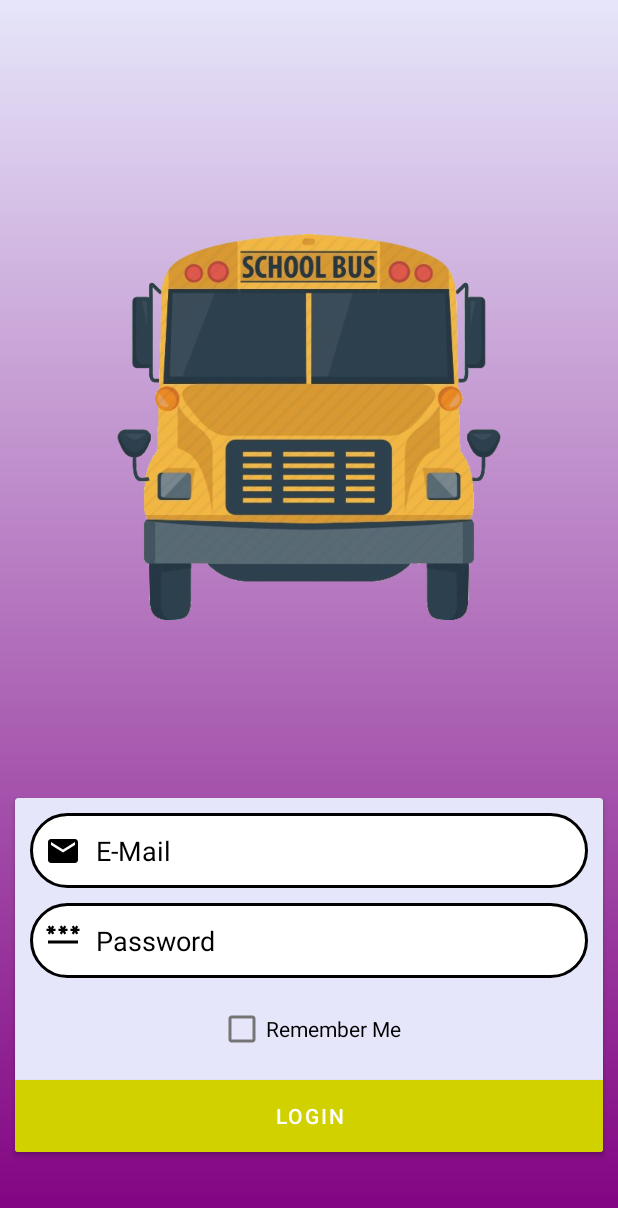
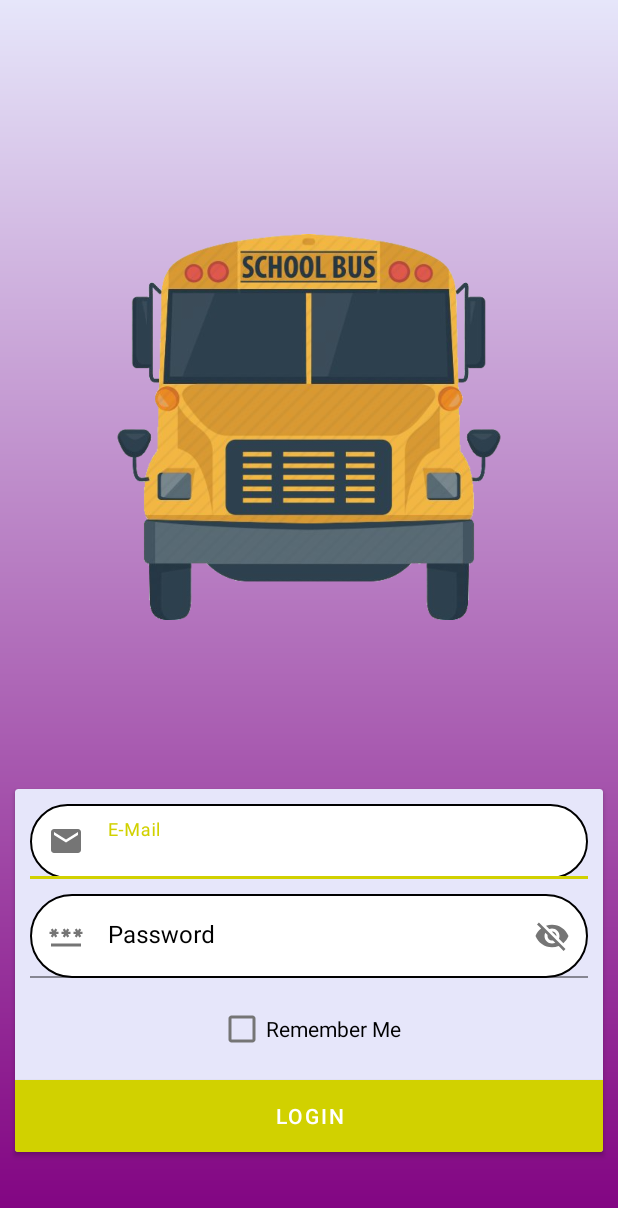
Before and after one commit to ahmetKeskiinn/service-app, an Android app: the layout fragment_login.xml on its own in the app's theme, with its tools: preview values and no code run, on a phone screen of 412 x 824 dp. Shown: the top 1208 px of the screen. Run offline under Robolectric (Android 15) with nearby library versions, the phone set to English and light mode, and no system bars.

Commit message:
Edittexts changed google material component

```diff
--- a/app/build.gradle
+++ b/app/build.gradle
@@ -77,9 +77,10 @@ dependencies {
 
     //room
     implementation "androidx.room:room-runtime:$room_version"
+
     //kapt "androidx.room:room-compiler:$room_version"
     implementation "androidx.room:room-ktx:2.2.5"
-
+    //navigation
     implementation 'androidx.navigation:navigation-fragment-ktx:2.3.5'
     implementation 'androidx.navigation:navigation-ui-ktx:2.3.5'
 
@@ -87,10 +88,15 @@ dependencies {
     def lottieVersion = "3.4.0"
     implementation "com.airbnb.android:lottie:$lottieVersion"
 
+    //location
     implementation "com.karumi:dexter:5.0.0"
     implementation 'com.google.android.gms:play-services-location:15.0.1'
 
+    //google location service
     implementation 'com.google.android.gms:play-services-maps:17.0.1'
     implementation 'com.google.android.gms:play-services-location:18.0.0'
     implementation 'com.google.android.gms:play-services-maps:17.0.1'
+
+    //google material
+    implementation 'com.google.android.material:material:1.4.0'
 }
--- a/app/src/main/java/example/com/serviceapp/ui/login/LoginFragment.kt
+++ b/app/src/main/java/example/com/serviceapp/ui/login/LoginFragment.kt
@@ -1,7 +1,6 @@
 package example.com.serviceapp.ui.login
 
 import android.os.Bundle
-import android.util.Log
 import android.view.LayoutInflater
 import android.view.View
 import android.view.ViewGroup
@@ -63,16 +62,15 @@ class LoginFragment : Fragment() {
             if (binding.rememberMe.isChecked) {
                 loginViewModel.saveInfos(binding.id.text.toString(), binding.pw.text.toString())
             }
-            firebaseAuth()
         }
     }
     private fun detectMail() {
-
         binding.pw.setOnClickListener {
             wrongMail()
         }
         binding.sign.setOnClickListener {
             wrongMail()
+            firebaseAuth()
         }
         binding.rememberMe.setOnClickListener {
             wrongMail()
@@ -80,10 +78,8 @@ class LoginFragment : Fragment() {
     }
     private fun wrongMail() {
         if (!binding.id.text.toString().contains("@")) {
-            Log.d("TAG", "wrongMail:111 ")
             binding.id.setBackgroundResource(R.drawable.send_wrong_text)
         } else {
-            Log.d("TAG", "wrongMail: ")
             binding.id.setBackgroundResource(R.drawable.send_text_corner)
         }
     }
@@ -97,7 +93,6 @@ class LoginFragment : Fragment() {
             Observer
             {
                 if (it) {
-                    Log.d("TAG", "firebaseAuth: " + it)
                     getStatus()
                 } else {
                     Toast.makeText(context, R.string.invalidateAuthetication, Toast.LENGTH_SHORT).show()
@@ -111,7 +106,6 @@ class LoginFragment : Fragment() {
             viewLifecycleOwner,
             Observer
             {
-                Log.d("TAG", "getStatus: " + it)
                 if (it.equals(family)) {
                     Navigation.findNavController(binding.root).navigate(R.id.action_loginFragment_to_mapFragment)
                 } else if (it.equals(service)) {
--- a/app/src/main/res/layout/fragment_login.xml
+++ b/app/src/main/res/layout/fragment_login.xml
@@ -33,50 +33,41 @@
         <androidx.constraintlayout.widget.ConstraintLayout
             android:layout_width="match_parent"
             android:layout_height="wrap_content">
-
-            <EditText
-                android:id="@+id/id"
+            <com.google.android.material.textfield.TextInputLayout
+                android:id="@+id/idLayout"
                 android:layout_width="match_parent"
+                tools:layout_editor_absoluteX="141dp"
+                tools:layout_editor_absoluteY="118dp"
+                android:inputType="textPersonName"
+                app:startIconDrawable="@drawable/ic_email_login"
+                android:textColorHint="@color/black"
                 android:layout_height="50dp"
                 android:layout_marginTop="10dp"
                 android:layout_marginStart="10dp"
                 android:layout_marginEnd="10dp"
-                android:background="@drawable/login_edittext_corner"
-                android:paddingStart="44dp"
-                android:ems="10"
-                android:hint="@string/email"
-                android:inputType="textPersonName"
-                android:textColorHint="@color/black"
                 app:layout_constraintEnd_toEndOf="parent"
                 app:layout_constraintStart_toStartOf="parent"
-                app:layout_constraintTop_toTopOf="parent" />
+                app:layout_constraintTop_toTopOf="parent">
 
-            <EditText
-                android:id="@+id/pw"
-                android:layout_width="match_parent"
-                android:layout_height="50dp"
-                android:ems="10"
-                android:layout_marginTop="10dp"
-                android:layout_marginStart="10dp"
-                android:layout_marginEnd="10dp"
-                android:background="@drawable/login_edittext_corner"
-                android:paddingStart="44dp"
-                android:hint="@string/pw"
-                android:inputType="textPassword"
-                android:textColorHint="@color/black"
-                app:layout_constraintEnd_toEndOf="@+id/id"
-                app:layout_constraintStart_toStartOf="@+id/id"
-                app:layout_constraintTop_toBottomOf="@+id/id" />
-
+                <com.google.android.material.textfield.TextInputEditText
+                    android:id="@+id/id"
+                    android:layout_width="match_parent"
+                    android:layout_height="wrap_content"
+                    android:hint="@string/email"
+                    android:inputType="textPersonName"
+                    android:textColorHint="@color/black"
+                    android:background="@drawable/send_text_corner"
+                    />
+            </com.google.android.material.textfield.TextInputLayout>
             <CheckBox
                 android:id="@+id/rememberMe"
                 android:layout_width="wrap_content"
                 android:layout_height="wrap_content"
                 android:layout_marginTop="10dp"
                 android:text="@string/rememberMe"
-                app:layout_constraintEnd_toEndOf="@+id/pw"
-                app:layout_constraintStart_toStartOf="@+id/pw"
-                app:layout_constraintTop_toBottomOf="@+id/pw" />
+                app:layout_constraintEnd_toEndOf="@+id/pwLayout"
+                app:layout_constraintStart_toStartOf="@+id/pwLayout"
+                app:layout_constraintTop_toBottomOf="@+id/pwLayout" />
 
             <Button
                 android:id="@+id/sign"
@@ -91,30 +82,36 @@
                 app:layout_constraintStart_toStartOf="parent"
                 app:layout_constraintTop_toBottomOf="@+id/rememberMe" />
 
-            <ImageView
-                android:id="@+id/imageView2"
-                android:layout_width="wrap_content"
+            <com.google.android.material.textfield.TextInputLayout
+                android:id="@+id/pwLayout"
+                android:layout_width="match_parent"
+                android:layout_height="wrap_content"
+                app:endIconMode="password_toggle"
+                app:startIconDrawable="@drawable/ic_password_login"
+                android:inputType="textPassword"
+                android:textColorHint="@color/black"
+                android:layout_marginTop="10dp"
                 android:layout_marginStart="10dp"
-                android:layout_height="wrap_content"
-                android:src="@drawable/ic_email_login"
-                app:layout_constraintBottom_toBottomOf="@+id/id"
-                app:layout_constraintStart_toStartOf="@+id/id"
-                app:layout_constraintTop_toTopOf="@+id/id" />
+                android:layout_marginEnd="10dp"
+                app:layout_constraintEnd_toEndOf="@+id/idLayout"
+                app:layout_constraintStart_toStartOf="@+id/idLayout"
+                app:layout_constraintTop_toBottomOf="@+id/idLayout"
+                >
 
-            <ImageView
-                android:id="@+id/imageView3"
-                android:layout_marginStart="10dp"
-                android:layout_width="wrap_content"
-                android:layout_height="wrap_content"
-                android:src="@drawable/ic_password_login"
-                app:layout_constraintBottom_toBottomOf="@+id/pw"
-                app:layout_constraintStart_toStartOf="@+id/pw"
-                app:layout_constraintTop_toBottomOf="@+id/id" />
+                <com.google.android.material.textfield.TextInputEditText
+                    android:id="@+id/pw"
+                    android:layout_width="match_parent"
+                    android:layout_height="wrap_content"
+                    android:background="@drawable/send_text_corner"
+                    android:hint="@string/pw"
+                    android:textColor="@color/black"
+                    />
 
-
+            </com.google.android.material.textfield.TextInputLayout>
         </androidx.constraintlayout.widget.ConstraintLayout>
-
     </androidx.cardview.widget.CardView>
 
 
+
+
 </androidx.constraintlayout.widget.ConstraintLayout>
```
